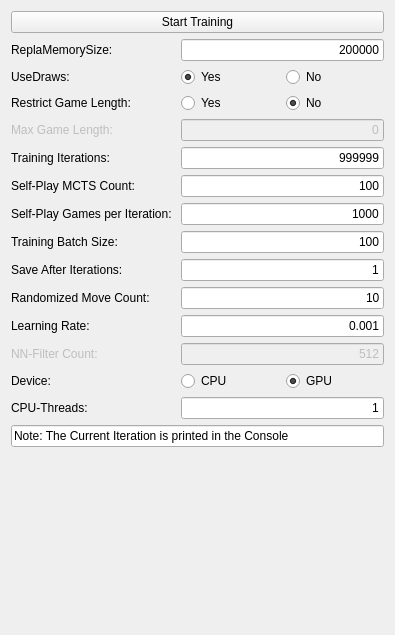
This is Main/include/UI/Training.ui in Georg-S/AlphaZero as Qt 5 draws it before an edit. The edited form follows.
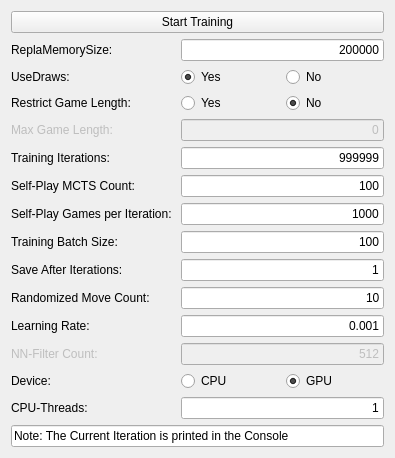
This is the edited form.

Patch:
```diff
--- a/Main/include/UI/Training.ui
+++ b/Main/include/UI/Training.ui
@@ -7,12 +7,15 @@
     <x>0</x>
     <y>0</y>
     <width>395</width>
-    <height>635</height>
+    <height>436</height>
    </rect>
   </property>
   <property name="windowTitle">
    <string>Form</string>
   </property>
+  <property name="styleSheet">
+   <string notr="true"/>
+  </property>
   <layout class="QVBoxLayout" name="verticalLayout_2">
    <item>
     <widget class="QPushButton" name="StartTrainingButton">
```
Left out of the diff: 4 changed lines with no effect on the pictures.
